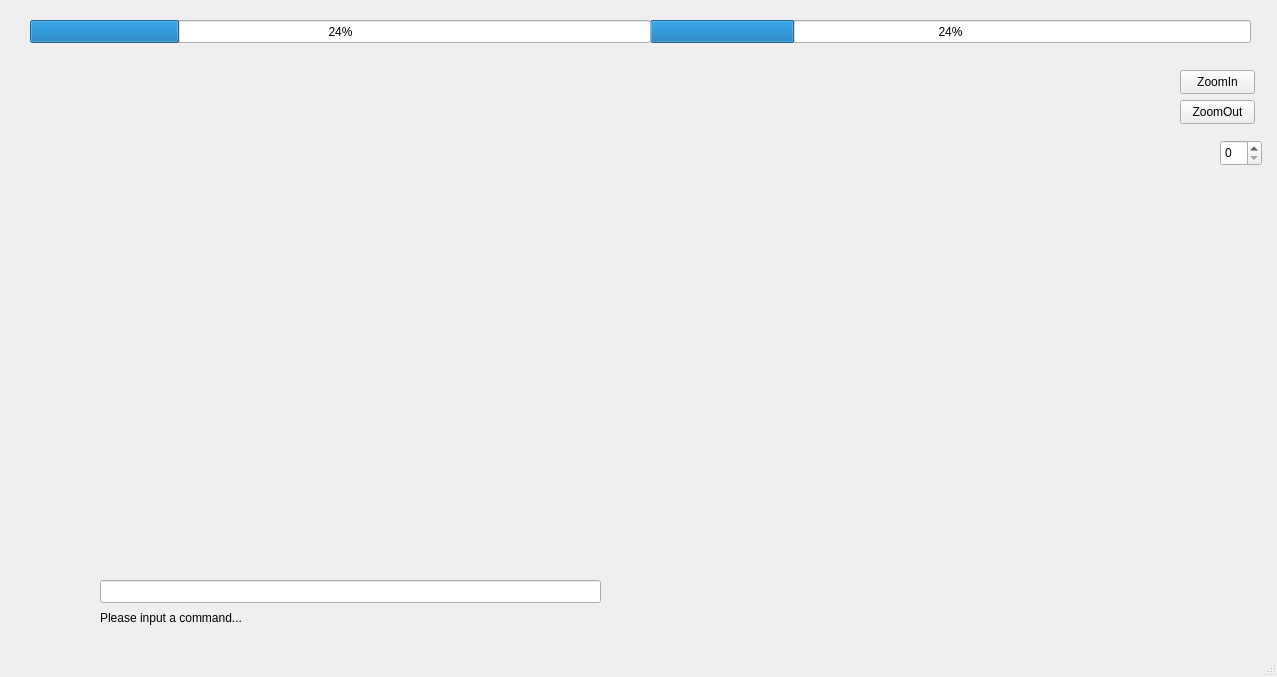
Above: mainwindow.ui from Patcast/SearchingAlgorithms before the change. Below: the same form after it.
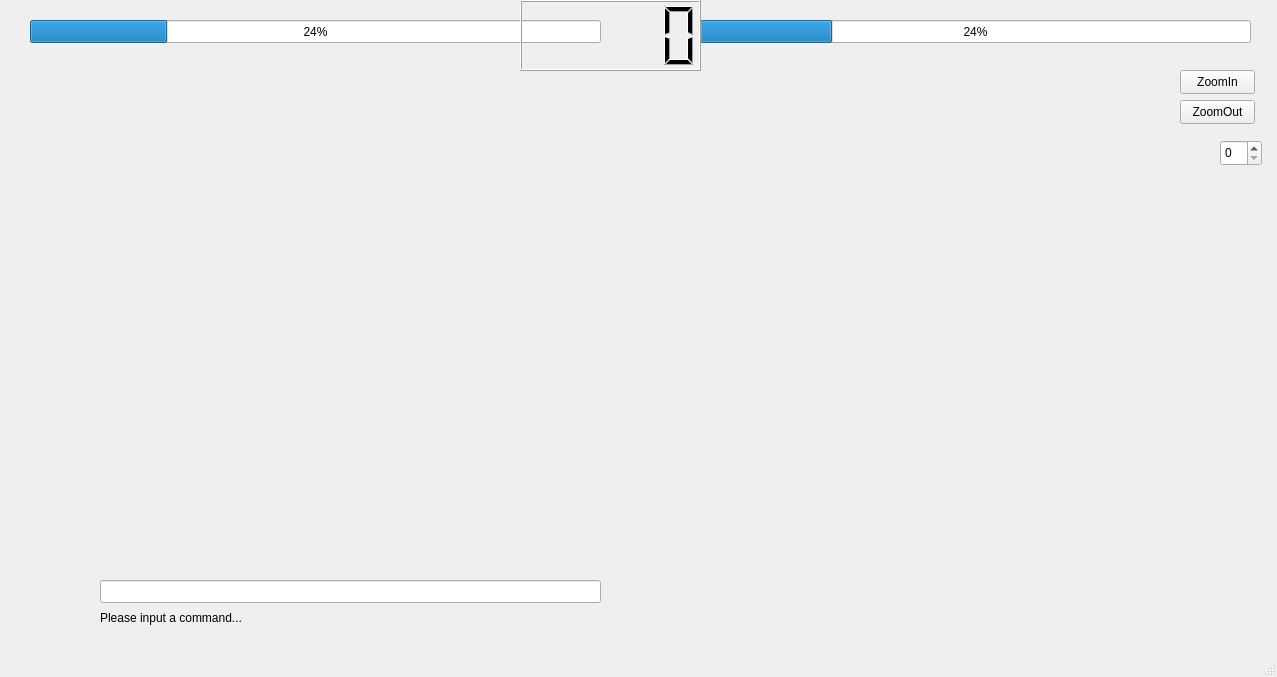
That is the form after the change.

What changed in the file:
```diff
--- a/mainwindow.ui
+++ b/mainwindow.ui
@@ -81,9 +81,9 @@
    <widget class="QProgressBar" name="EnergyBar">
     <property name="geometry">
      <rect>
-      <x>650</x>
+      <x>700</x>
       <y>20</y>
-      <width>601</width>
+      <width>551</width>
       <height>23</height>
      </rect>
     </property>
@@ -96,7 +96,7 @@
      <rect>
       <x>30</x>
       <y>20</y>
-      <width>621</width>
+      <width>571</width>
       <height>23</height>
      </rect>
     </property>
@@ -114,6 +114,16 @@
      </rect>
     </property>
    </widget>
+   <widget class="QLCDNumber" name="lcdNumber">
+    <property name="geometry">
+     <rect>
+      <x>520</x>
+      <y>0</y>
+      <width>181</width>
+      <height>71</height>
+     </rect>
+    </property>
+   </widget>
   </widget>
   <widget class="QMenuBar" name="menubar">
    <property name="geometry">
```
Left out of the diff: 2 changed lines with no effect on the pictures.
